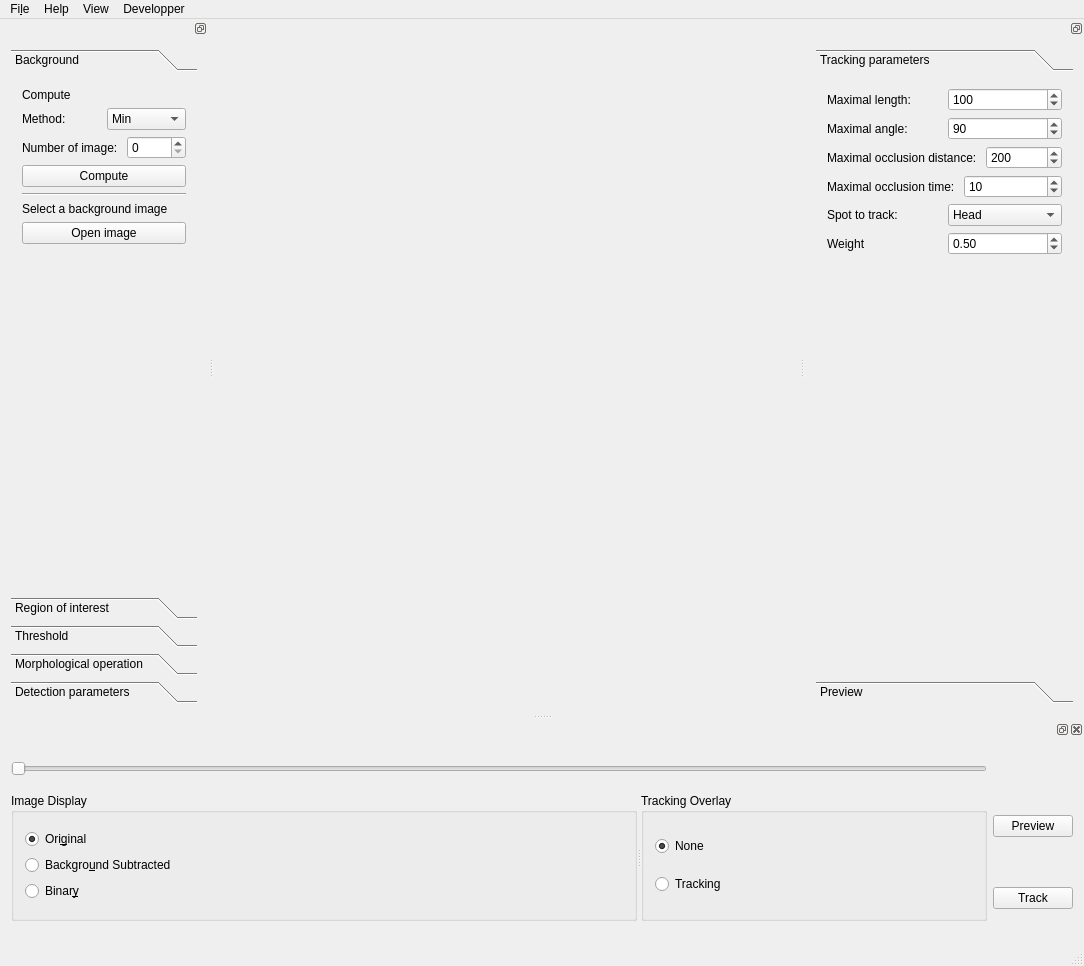
Before: the Qt Designer form src/interactive.ui in FastTrackOrg/FastTrack, drawn with Qt 5.
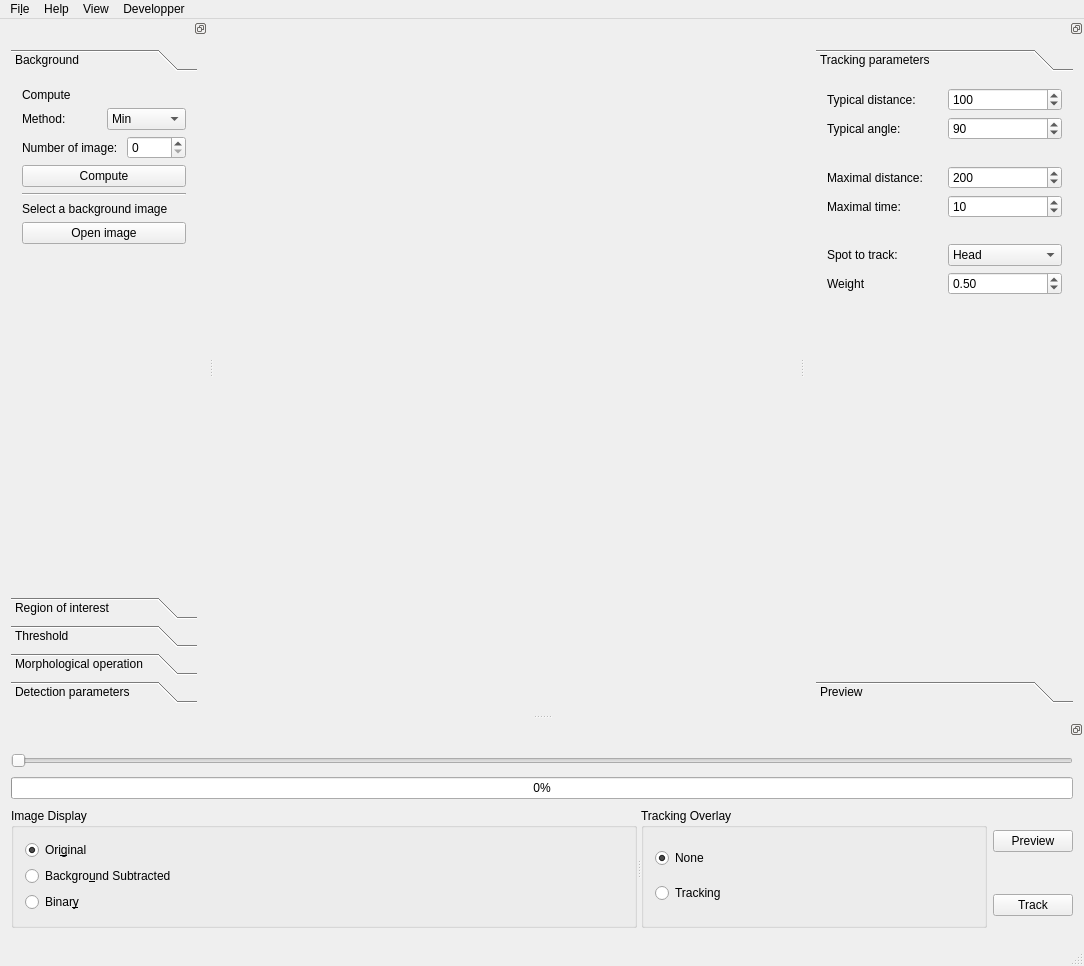
After: the same form once the commit is applied. The open tabs and pages were chosen to show the change.

Commit message: [feat] interactive: add progress bar

Diff of the .ui file:
```diff
--- a/src/interactive.ui
+++ b/src/interactive.ui
@@ -75,7 +75,7 @@
            <item>
             <widget class="QLabel" name="label_13">
              <property name="text">
-              <string>Maximal length: </string>
+              <string>Typical distance: </string>
              </property>
             </widget>
            </item>
@@ -96,7 +96,7 @@
            <item>
             <widget class="QLabel" name="label_14">
              <property name="text">
-              <string>Maximal angle: </string>
+              <string>Typical angle: </string>
              </property>
             </widget>
            </item>
@@ -112,12 +112,12 @@
            </item>
           </layout>
          </item>
-         <item row="2" column="0">
+         <item row="3" column="0">
           <layout class="QHBoxLayout" name="horizontalLayout_13">
            <item>
             <widget class="QLabel" name="label_15">
              <property name="text">
-              <string>Maximal occlusion distance: </string>
+              <string>Maximal distance: </string>
              </property>
             </widget>
            </item>
@@ -133,12 +133,12 @@
            </item>
           </layout>
          </item>
-         <item row="3" column="0">
+         <item row="4" column="0">
           <layout class="QHBoxLayout" name="horizontalLayout_14">
            <item>
             <widget class="QLabel" name="label_16">
              <property name="text">
-              <string>Maximal occlusion time: </string>
+              <string>Maximal time: </string>
              </property>
             </widget>
            </item>
@@ -157,7 +157,7 @@
            </item>
           </layout>
          </item>
-         <item row="4" column="0">
+         <item row="6" column="0">
           <layout class="QHBoxLayout" name="horizontalLayout_15">
            <item>
             <widget class="QLabel" name="label_17">
@@ -187,7 +187,7 @@
            </item>
           </layout>
          </item>
-         <item row="5" column="0">
+         <item row="7" column="0">
           <layout class="QHBoxLayout" name="horizontalLayout_17">
            <item>
             <widget class="QLabel" name="label_19">
@@ -208,7 +208,7 @@
            </item>
           </layout>
          </item>
-         <item row="6" column="0">
+         <item row="8" column="0">
           <spacer name="verticalSpacer_7">
            <property name="orientation">
             <enum>Qt::Vertical</enum>
@@ -221,6 +221,32 @@
            </property>
           </spacer>
          </item>
+         <item row="2" column="0">
+          <spacer name="horizontalSpacer">
+           <property name="orientation">
+            <enum>Qt::Horizontal</enum>
+           </property>
+           <property name="sizeHint" stdset="0">
+            <size>
+             <width>40</width>
+             <height>20</height>
+            </size>
+           </property>
+          </spacer>
+         </item>
+         <item row="5" column="0">
+          <spacer name="horizontalSpacer_2">
+           <property name="orientation">
+            <enum>Qt::Horizontal</enum>
+           </property>
+           <property name="sizeHint" stdset="0">
+            <size>
+             <width>40</width>
+             <height>20</height>
+            </size>
+           </property>
+          </spacer>
+         </item>
         </layout>
        </widget>
        <widget class="QWidget" name="Preview">
@@ -796,6 +822,9 @@
      <height>224</height>
     </size>
    </property>
+   <property name="features">
+    <set>QDockWidget::DockWidgetFloatable|QDockWidget::DockWidgetMovable</set>
+   </property>
    <property name="allowedAreas">
     <set>Qt::BottomDockWidgetArea|Qt::TopDockWidgetArea</set>
    </property>
@@ -804,14 +833,7 @@
    </attribute>
    <widget class="QWidget" name="dockWidgetContents_2">
     <layout class="QGridLayout" name="gridLayout_14">
-     <item row="0" column="0">
-      <widget class="QSlider" name="slider">
-       <property name="orientation">
-        <enum>Qt::Horizontal</enum>
-       </property>
-      </widget>
-     </item>
-     <item row="1" column="0" rowspan="2">
+     <item row="2" column="0" rowspan="2">
       <widget class="QSplitter" name="splitter">
        <property name="orientation">
         <enum>Qt::Horizontal</enum>
@@ -889,20 +911,34 @@
        </widget>
       </widget>
      </item>
-     <item row="1" column="1">
+     <item row="2" column="1">
       <widget class="QPushButton" name="previewButton">
        <property name="text">
         <string>Preview</string>
        </property>
       </widget>
      </item>
-     <item row="2" column="1">
+     <item row="3" column="1">
       <widget class="QPushButton" name="trackButton">
        <property name="text">
         <string>Track</string>
        </property>
       </widget>
      </item>
+     <item row="0" column="0" colspan="2">
+      <widget class="QSlider" name="slider">
+       <property name="orientation">
+        <enum>Qt::Horizontal</enum>
+       </property>
+      </widget>
+     </item>
+     <item row="1" column="0" colspan="2">
+      <widget class="QProgressBar" name="progressBar">
+       <property name="value">
+        <number>0</number>
+       </property>
+      </widget>
+     </item>
     </layout>
    </widget>
   </widget>
```
The commit also changes 5 other files.
